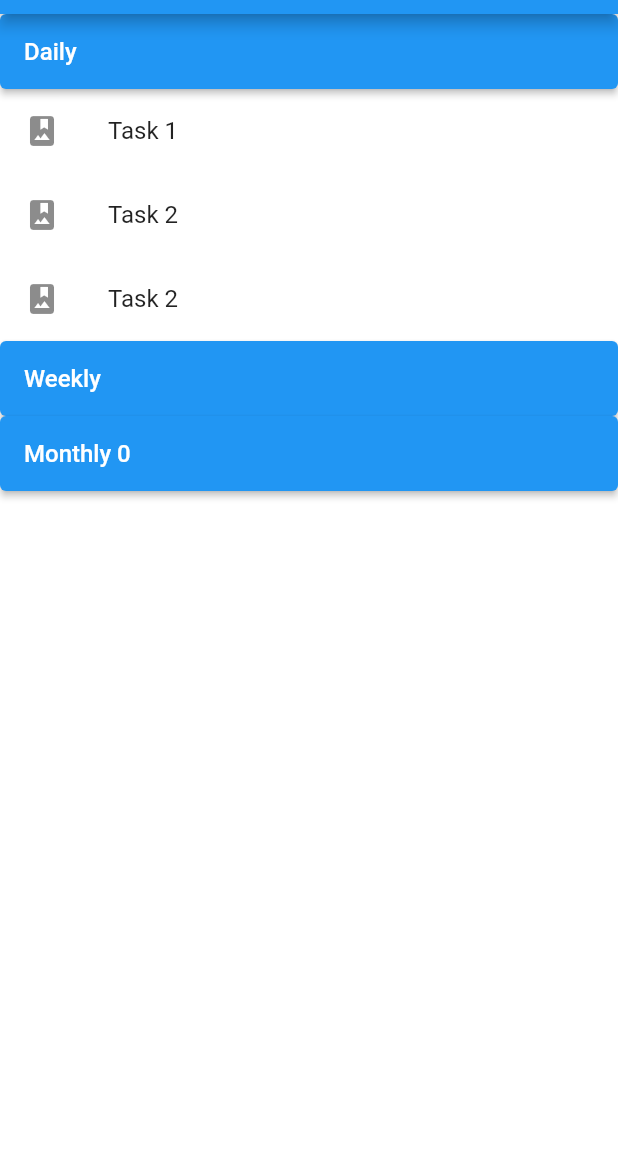
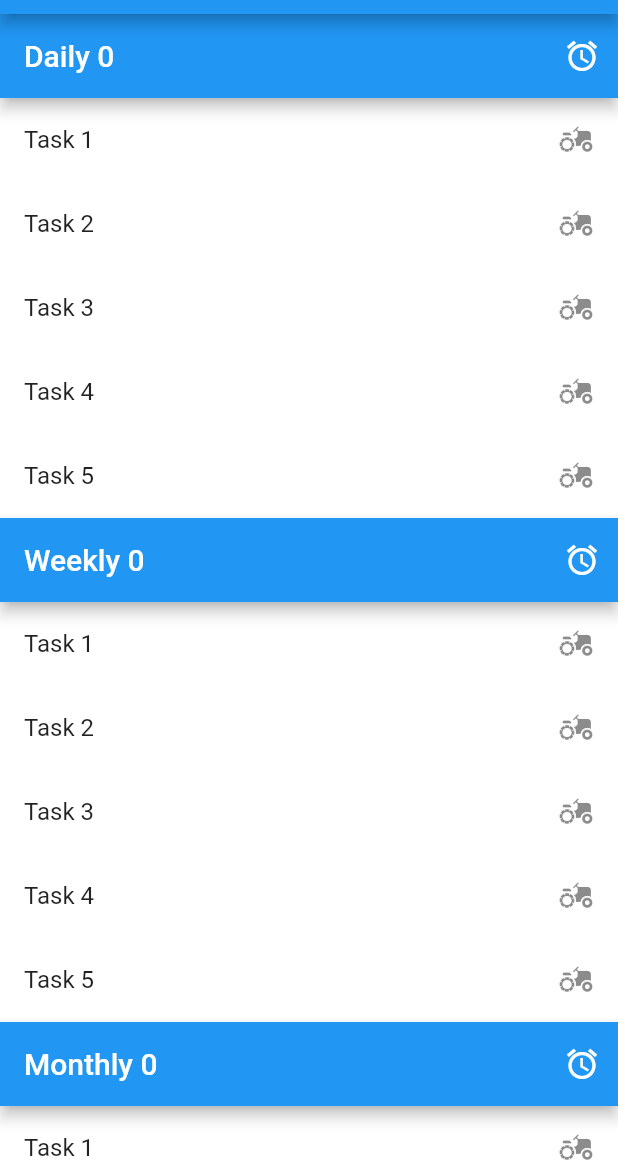
Before and after one commit to m0rticus/taskmaster_project, a Flutter app: the screen it shows after launch, on a phone screen of 412 x 824 dp, the part 70-1236 px from its top. Run offline on Flutter 3.47's test engine with Material 2 defaults, Android fonts, the phone set to English and light mode, and no system bars.

Commit message:
implemented loop-based creation of categories
added reorderable list view and icon buttons

```diff
--- a/lib/main.dart
+++ b/lib/main.dart
@@ -13,7 +13,9 @@ class MyApp extends StatefulWidget {
 }
 
 class MyAppState extends State<MyApp> {
+
   final List<String> buttonEntries = ['Daily', 'Weekly', 'Monthly', 'General'];
+  final List<String> textEntries = ['Task 1', 'Task 2', 'Task 3', 'Task 4', 'Task 5'];
   final ButtonStyle headerStyle = ElevatedButton.styleFrom(minimumSize: Size(0, 50));
   var index = 0;
 
@@ -32,67 +34,52 @@ class MyAppState extends State<MyApp> {
         appBar: AppBar(title: Text('TaskMaster')),
         backgroundColor: Colors.white,
         body: ListView(
-          children: <Widget>[
-            ElevatedButton(
-              style: headerStyle,
-              child: Align(
-                alignment: Alignment.centerLeft,
-                child: Text(
-                  buttonEntries[0],
-                  style: TextStyle(fontSize: 16),
-                  textAlign: TextAlign.center,
-                )
-              ),
-              onPressed: () => print('Answer 1 chosen'),
-            ),
-            ListView(
-              shrinkWrap: true,
-              physics: ClampingScrollPhysics(),
-              children: <Widget>[
-                ListTile(
-                  leading: Icon(Icons.photo_album),
-                  title: Text('Task 1'),
-                ),
-                ListTile(
-                  leading: Icon(Icons.photo_album),
-                  title: Text('Task 2'),
-                ),
-                ListTile(
-                  leading: Icon(Icons.photo_album),
-                  title: Text('Task 2'),
-                ),
-              ],
-            ),
-            ElevatedButton(
-              style: headerStyle,
-              child: Align(
-                  alignment: Alignment.centerLeft,
-                  child: Text(
-                    buttonEntries[1],
-                    style: TextStyle(fontSize: 16),
-                    textAlign: TextAlign.center,
-                  )
-              ),
-              onPressed: () {
-                print('Answer 2 chosen');
-              },
-            ),
-            ElevatedButton(
-              style: headerStyle,
-              child: Align(
-                  alignment: Alignment.centerLeft,
-                  child: Text(
-                    buttonEntries[2] + ' $index',
-                    style: TextStyle(fontSize: 16),
-                    textAlign: TextAlign.center,
-                  )
-              ),
-              onPressed: printHello,
-            ),
-          ],
+          children: _buildCategories()
         ),
       ),
     );
   }
-
+  Widget _buildCategory(int i) {
+    return AppBar(
+      title: Text(buttonEntries[i] + ' $index'),
+      actions: <Widget>[
+        IconButton(
+            icon: Icon(Icons.access_alarm),
+            tooltip: 'Click here',
+            onPressed: () => print('nice')
+        ),
+      ],
+    );
+  }
+  Widget _buildTasks() {
+    return ReorderableListView(
+        shrinkWrap: true,
+        physics: ClampingScrollPhysics(),
+        children: <Widget>[
+          for (int i = 0; i < textEntries.length; i++)
+            ListTile(
+              key: Key('$i'),
+              trailing: Icon(Icons.agriculture_rounded),
+              title: Text(textEntries[i]),
+            ),
+        ],
+        onReorder: (int oldIndex, int newIndex) {
+          setState(() {
+            if (oldIndex < newIndex) {
+              newIndex -= 1;
+            }
+            final item = textEntries.removeAt(oldIndex);
+            textEntries.insert(newIndex, item);
+          });
+        }
+    );
+  }
+  List<Widget> _buildCategories() {
+    var list = <Widget>[];
+    for (int i = 0; i < buttonEntries.length; i++) {
+      list.add(_buildCategory(i));
+      list.add(_buildTasks());
+    }
+    return list;
+  }
 }
--- a/pubspec.yaml
+++ b/pubspec.yaml
@@ -23,7 +23,6 @@ environment:
 dependencies:
   flutter:
     sdk: flutter
-
 
   # The following adds the Cupertino Icons font to your application.
   # Use with the CupertinoIcons class for iOS style icons.
```
